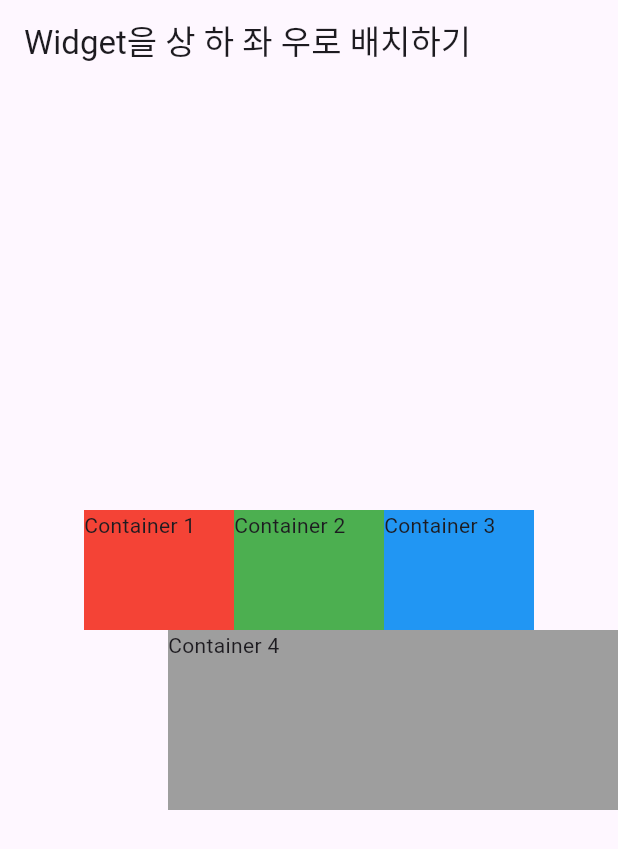
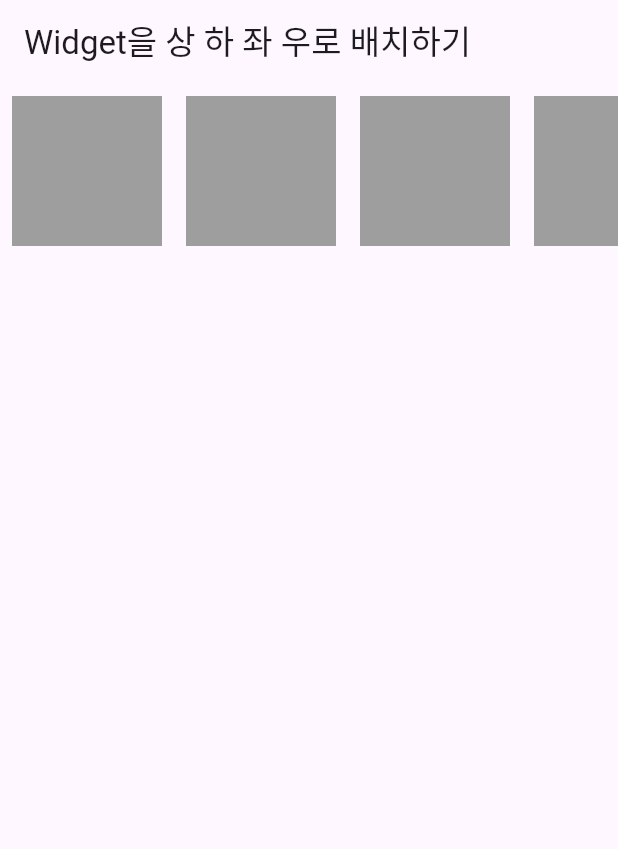
Before and after one commit to rudxo93/Flutter_learning_app_1, a Flutter app: the screen it shows after launch, on a phone screen of 412 x 824 dp. Shown: the top 849 px of the screen. Run offline on Flutter 3.47's test engine with Material 3 defaults, Android fonts, the phone set to English and light mode, and no system bars.

Commit message:
About Flutter Layout 1. Widget 상 하 좌 우 Scroll 기능

```diff
--- a/lib/main.dart
+++ b/lib/main.dart
@@ -16,42 +16,54 @@ class Body extends StatelessWidget {
 
   @override
   Widget build(BuildContext context) {
-    return Container(
-      width: double.infinity,
-      child: Column(
+    return SingleChildScrollView( // Vertical Scroll View
+      scrollDirection: Axis.horizontal, // 가로 scroll view 변경 - child Row 변경
+      child: Row(
         mainAxisAlignment: MainAxisAlignment.center,
         crossAxisAlignment: CrossAxisAlignment.end,
         children: [
-          Row(
-            mainAxisSize: MainAxisSize.max,
-            mainAxisAlignment: MainAxisAlignment.center,
-            children: [
           Container(
+            color: Colors.grey,
             width: 100,
-                height: 80,
-                color: Colors.red,
-                child: Text('Container 1'), // child 는 마지막에 위치하도록 권장..
+            height: 100,
+            margin: EdgeInsets.symmetric(vertical: 8, horizontal: 8),
           ),
           Container(
+            color: Colors.grey,
             width: 100,
-                height: 80,
-                color: Colors.green,
-                child: Text('Container 2'),
+            height: 100,
+            margin: EdgeInsets.symmetric(vertical: 8, horizontal: 8),
           ),
           Container(
+            color: Colors.grey,
             width: 100,
-                height: 80,
-                color: Colors.blue,
-                child: Text('Container 3'),
-              )
-            ],
+            height: 100,
+            margin: EdgeInsets.symmetric(vertical: 8, horizontal: 8),
           ),
           Container(
-            width: 300,
-            height: 120,
             color: Colors.grey,
-            child: Text('Container 4'),
-          )
+            width: 100,
+            height: 100,
+            margin: EdgeInsets.symmetric(vertical: 8, horizontal: 8),
+          ),
+          Container(
+            color: Colors.grey,
+            width: 100,
+            height: 100,
+            margin: EdgeInsets.symmetric(vertical: 8, horizontal: 8),
+          ),
+          Container(
+            color: Colors.grey,
+            width: 100,
+            height: 100,
+            margin: EdgeInsets.symmetric(vertical: 8, horizontal: 8),
+          ),
+          Container(
+            color: Colors.grey,
+            width: 100,
+            height: 100,
+            margin: EdgeInsets.symmetric(vertical: 8, horizontal: 8),
+          ),
         ],
       ),
     );
```
Lines whose indentation alone changed are shown as unchanged.
